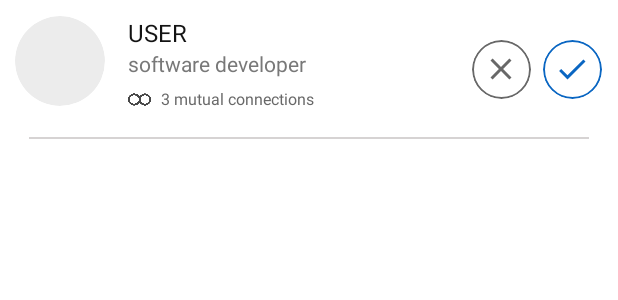
After one commit to iamssr02/LinkedIn_Clone, an Android app: the layout card_network_request.xml on its own in the app's theme, with its tools: preview values and no code run, on a phone screen of 412 x 824 dp. The commit adds this screen. Shown: the top 300 px of the screen. Run offline under Robolectric (Android 15) with nearby library versions, the phone set to English and light mode, and no system bars.

Commit message:
Connection made

```diff
--- /dev/null
+++ b/app/src/main/res/layout/card_network_request.xml
@@ -0,0 +1,211 @@
+<?xml version="1.0" encoding="utf-8"?>
+<RelativeLayout xmlns:android="http://schemas.android.com/apk/res/android"
+    xmlns:app="http://schemas.android.com/apk/res-auto"
+    xmlns:tools="http://schemas.android.com/tools"
+    android:layout_width="match_parent"
+    android:layout_height="wrap_content">
+
+    <androidx.cardview.widget.CardView
+        android:id="@+id/item_parent"
+        android:layout_width="match_parent"
+        android:layout_height="wrap_content"
+        android:layout_alignParentTop="true"
+        android:layout_centerHorizontal="true"
+        app:cardBackgroundColor="#ffffff"
+        app:cardElevation="0dp">
+
+        <RelativeLayout
+            android:id="@+id/item_click_parent"
+            android:layout_width="match_parent"
+            android:layout_height="match_parent"
+            android:background="?attr/selectableItemBackground"
+            android:clickable="true"
+            android:focusable="true">
+
+            <RelativeLayout
+                android:id="@+id/item_content_parent"
+                android:layout_width="match_parent"
+                android:layout_height="wrap_content"
+                android:layout_marginTop="@dimen/_8sdp"
+                android:layout_marginEnd="5dp"
+                android:layout_toStartOf="@id/layout"
+                android:layout_toEndOf="@+id/item_image_card_parent"
+                android:gravity="center_vertical">
+
+                <TextView
+                    android:id="@+id/item_text"
+                    android:layout_width="wrap_content"
+                    android:layout_height="wrap_content"
+                    android:ellipsize="end"
+                    android:lines="1"
+                    android:text="USER"
+                    android:textColor="#131313"
+                    android:textSize="16sp" />
+
+                <TextView
+                    android:id="@+id/item_headline"
+                    android:layout_width="wrap_content"
+                    android:layout_height="wrap_content"
+                    android:layout_below="@+id/item_text"
+                    android:ellipsize="end"
+                    android:lines="1"
+                    android:text="software developer "
+                    android:textColor="#787878"
+                    android:textSize="14sp" />
+
+                <RelativeLayout
+                    android:layout_width="match_parent"
+                    android:layout_height="wrap_content"
+                    android:layout_below="@id/item_headline"
+                    android:layout_alignParentStart="true"
+                    android:layout_marginTop="@dimen/_5sdp"
+                    android:gravity="start">
+
+                    <ImageView
+                        android:id="@+id/ii"
+                        android:layout_width="@dimen/_12sdp"
+                        android:layout_height="@dimen/_12sdp"
+                        android:layout_marginEnd="@dimen/_5sdp"
+                        android:src="@drawable/mutual"
+                        app:tint="#484848" />
+
+                    <TextView
+                        android:id="@+id/txt"
+                        android:layout_width="wrap_content"
+                        android:layout_height="wrap_content"
+                        android:layout_toEndOf="@+id/ii"
+                        android:text="3 mutual connections"
+                        android:textColor="@color/gray"
+                        android:textSize="@dimen/_8ssp" />
+                </RelativeLayout>
+
+            </RelativeLayout>
+
+
+            <LinearLayout
+                android:id="@+id/layout"
+                android:layout_width="wrap_content"
+                android:layout_height="wrap_content"
+                android:layout_alignParentEnd="true"
+                android:layout_centerVertical="true"
+                android:layout_marginEnd="@dimen/_5sdp"
+                android:gravity="center_vertical">
+
+                <androidx.cardview.widget.CardView
+                    android:id="@+id/connect_cancel"
+                    android:layout_width="@dimen/_30sdp"
+                    android:layout_height="@dimen/_30sdp"
+                    android:layout_gravity="center_vertical"
+                    android:layout_margin="@dimen/_3sdp"
+                    android:clickable="true"
+                    android:elevation="0dp"
+                    android:focusable="true"
+                    android:foreground="?android:attr/selectableItemBackground"
+                    app:cardCornerRadius="40dp"
+                    app:cardElevation="0dp">
+
+                    <FrameLayout
+                        android:layout_width="match_parent"
+                        android:layout_height="match_parent"
+                        android:background="@drawable/outline_button">
+
+                        <RelativeLayout
+                            android:layout_width="match_parent"
+                            android:layout_height="match_parent">
+
+
+                            <ImageView
+                                android:layout_width="wrap_content"
+                                android:layout_height="wrap_content"
+                                android:layout_centerInParent="true"
+                                android:layout_centerVertical="true"
+                                android:padding="@dimen/_2sdp"
+                                android:src="@drawable/ic_baseline_close_24"
+                                app:tint="@color/gray" />
+
+                        </RelativeLayout>
+
+                    </FrameLayout>
+
+                </androidx.cardview.widget.CardView>
+
+                <androidx.cardview.widget.CardView
+                    android:id="@+id/connect_ok"
+                    android:layout_width="@dimen/_30sdp"
+                    android:layout_height="@dimen/_30sdp"
+                    android:layout_gravity="center_vertical"
+                    android:layout_margin="@dimen/_3sdp"
+                    android:clickable="true"
+                    android:elevation="0dp"
+                    android:focusable="true"
+                    android:foreground="?android:attr/selectableItemBackground"
+                    app:cardCornerRadius="40dp"
+                    app:cardElevation="0dp">
+
+                    <FrameLayout
+                        android:layout_width="match_parent"
+                        android:layout_height="match_parent"
+                        android:background="@drawable/button_outline">
+
+                        <RelativeLayout
+                            android:layout_width="match_parent"
+                            android:layout_height="match_parent">
+
+
+                            <ImageView
+                                android:layout_width="wrap_content"
+                                android:layout_height="wrap_content"
+                                android:layout_centerInParent="true"
+                                android:layout_centerVertical="true"
+                                android:padding="@dimen/_2sdp"
+                                android:src="@drawable/ic_baseline_done_24"
+                                app:tint="@color/main_color" />
+
+                        </RelativeLayout>
+
+                    </FrameLayout>
+
+                </androidx.cardview.widget.CardView>
+            </LinearLayout>
+
+
+            <androidx.cardview.widget.CardView
+                android:id="@+id/item_image_card_parent"
+                android:layout_width="60dp"
+                android:layout_height="60dp"
+                android:layout_alignParentStart="true"
+                android:layout_marginStart="10dp"
+                android:layout_marginTop="@dimen/_8sdp"
+                android:layout_marginEnd="15dp"
+                app:cardBackgroundColor="#ececec"
+                app:cardCornerRadius="40dp"
+                app:cardElevation="0dp">
+
+                <RelativeLayout
+                    android:layout_width="match_parent"
+                    android:layout_height="match_parent">
+
+                    <ImageView
+                        android:id="@+id/item_image"
+                        android:layout_centerInParent="true"
+                        android:layout_width="match_parent"
+                        android:layout_height="match_parent"
+                        tools:ignore="ContentDescription" />
+
+                </RelativeLayout>
+
+            </androidx.cardview.widget.CardView>
+
+            <View
+                android:layout_width="match_parent"
+                android:layout_height="1dp"
+                android:layout_marginStart="@dimen/_15sdp"
+                android:layout_marginTop="@dimen/_70sdp"
+                android:layout_marginEnd="@dimen/_15sdp"
+                android:background="#B2C5C1C1" />
+
+        </RelativeLayout>
+
+    </androidx.cardview.widget.CardView>
+
+</RelativeLayout>
```
Also changed, not shown: app/src/main/java/com/example/linkedin_clone/ui/Profile.kt (+148 -7 lines).
